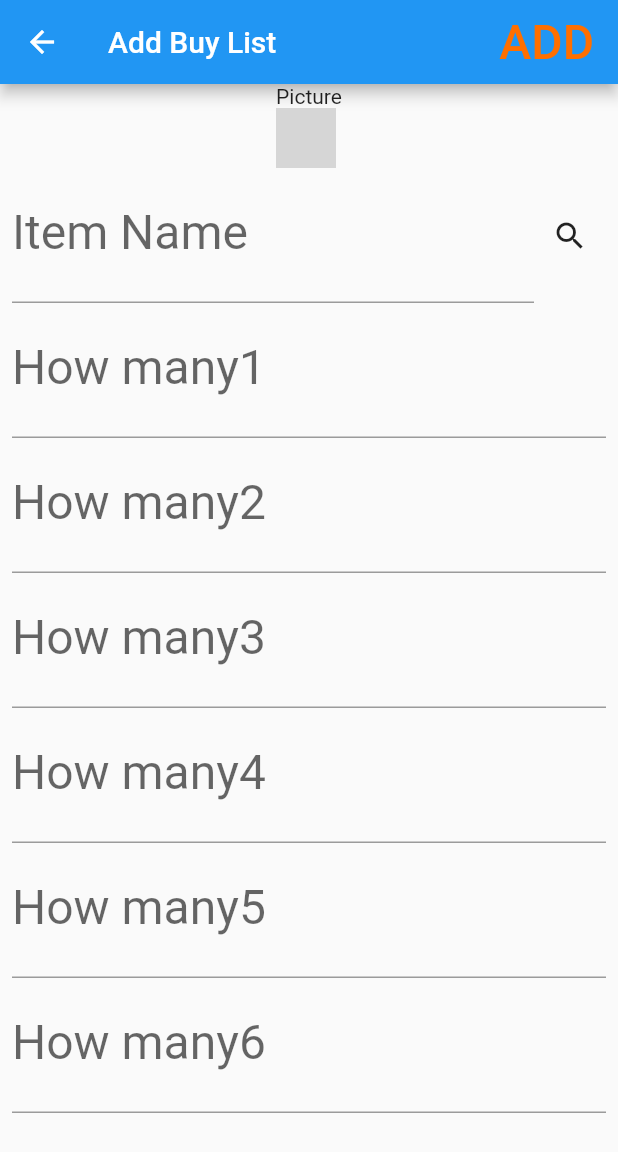
After one commit to K-SA10/flutter-my-app, a Flutter app: the AddView screen opened directly, on a phone screen of 412 x 824 dp. The commit adds this screen. Shown: the top 1152 px of the screen. Run offline on Flutter 3.47's test engine with Material 2 defaults, Android fonts, the phone set to English and light mode, and no system bars; our stand-ins replace firebase_database, google_sign_in; accounts and stored records are empty; grey boxes are pictures that could not be loaded.

Commit message:
追加ページを作成

```diff
--- /dev/null
+++ b/flutter_my_app/lib/Add.dart
@@ -0,0 +1,247 @@
+import 'dart:async';
+import 'dart:convert';
+
+import 'package:flutter/material.dart';
+import 'package:http/http.dart' as http;
+import 'package:flutter/foundation.dart';
+import 'package:flutter_my_app/GoogleSignIn.dart';
+import 'package:flutter_my_app/ItemList.dart';
+
+class AddView extends StatefulWidget {
+  @override
+  createState() => new AddViewState();
+}
+
+class AddViewState extends State<AddView> {
+
+  final TextEditingController _textController = new TextEditingController();
+  final TextEditingController _textController2 = new TextEditingController();
+  String gazou = null;
+
+  @override
+  Widget build(BuildContext context) {
+    return new Scaffold(
+      appBar: new AppBar(
+        title: new Text('Add Buy List'),
+        actions: <Widget>[
+          new FlatButton(
+            onPressed: _handlePushAdd,
+            child: new Text('ADD', style: new TextStyle(fontSize: 32.0)),
+            textColor: Colors.amber.shade900,
+          ),
+        ],
+      ),
+      body: new ListView(
+        children: <Widget>[
+          _buildTextComposer(),
+        ],
+      ),
+    );
+  }
+
+  Widget _buildTextComposer() {
+    return new Container(
+      margin: const EdgeInsets.symmetric(horizontal: 8.0),
+      child: new Column(
+        children: <Widget>[
+          new Container(
+            child: new Column(
+              crossAxisAlignment: CrossAxisAlignment.start,
+              mainAxisAlignment: MainAxisAlignment.start,
+              children: <Widget>[
+                new Text('Picture'),
+                gazou != null ?
+                new Image.network(gazou) :
+                new Image.asset(
+                  'images/lake.jpg',
+                  width: 40.0,
+                  height: 40.0,
+                ),
+              ],
+            ),
+          ),
+          new Container(
+            child: new Row(
+              children: <Widget>[
+                new Flexible(
+                    child: new TextField(
+                        style: new TextStyle(fontSize: 32.0, color: Colors.black),
+                        controller: _textController,
+                        onSubmitted: null,
+                        decoration:
+                        new InputDecoration(hintText: 'Item Name',labelText: 'Item Name')
+                    )
+                ),
+                new IconButton(
+                  icon: new Icon(Icons.search),
+                  onPressed: () => _handleSubmitted('aaa'),
+                ),
+              ],
+            ),
+          ),
+          new Container(
+            child: new Row(
+              children: <Widget>[
+                new Flexible(
+                    child: new TextField(
+                        style: new TextStyle(fontSize: 32.0, color: Colors.black),
+                        controller: _textController2,
+                        onSubmitted: null,
+                        decoration:
+                        new InputDecoration(hintText: 'How many',labelText: 'How many1')
+                    )
+                ),
+              ],
+            ),
+          ),
+          new Container(
+            child: new Row(
+              children: <Widget>[
+                new Flexible(
+                    child: new TextField(
+                        style: new TextStyle(fontSize: 32.0, color: Colors.black),
+                        controller: _textController2,
+                        onSubmitted: null,
+                        decoration:
+                        new InputDecoration(hintText: 'How many',labelText: 'How many2')
+                    )
+                ),
+              ],
+            ),
+          ),
+          new Container(
+            child: new Row(
+              children: <Widget>[
+                new Flexible(
+                    child: new TextField(
+                        style: new TextStyle(fontSize: 32.0, color: Colors.black),
+                        controller: _textController2,
+                        onSubmitted: null,
+                        decoration:
+                        new InputDecoration(hintText: 'How many',labelText: 'How many3')
+                    )
+                ),
+              ],
+            ),
+          ),
+          new Container(
+            child: new Row(
+              children: <Widget>[
+                new Flexible(
+                    child: new TextField(
+                        style: new TextStyle(fontSize: 32.0, color: Colors.black),
+                        controller: _textController2,
+                        onSubmitted: null,
+                        decoration:
+                        new InputDecoration(hintText: 'How many',labelText: 'How many4')
+                    )
+                ),
+              ],
+            ),
+          ),
+          new Container(
+            child: new Row(
+              children: <Widget>[
+                new Flexible(
+                    child: new TextField(
+                        style: new TextStyle(fontSize: 32.0, color: Colors.black),
+                        controller: _textController2,
+                        onSubmitted: null,
+                        decoration:
+                        new InputDecoration(hintText: 'How many',labelText: 'How many5')
+                    )
+                ),
+              ],
+            ),
+          ),
+          new Container(
+            child: new Row(
+              children: <Widget>[
+                new Flexible(
+                    child: new TextField(
+                        style: new TextStyle(fontSize: 32.0, color: Colors.black),
+                        controller: _textController2,
+                        onSubmitted: null,
+                        decoration:
+                        new InputDecoration(hintText: 'How many',labelText: 'How many6')
+                    )
+                ),
+              ],
+            ),
+          ),
+        ],
+      ),
+    );
+  }
+
+  void _handleSubmitted(String text) async {
+    await fetchItemSearchResult(new http.Client()).then((result) {
+
+    });
+  }
+  Future<Null> _handlePushAdd() async {
+    await ensureLoggedIn();
+    _pushAdd();
+  }
+
+  void _pushAdd() {
+    Navigator.pop(context);
+    reference.push().set({
+      'title': _textController.text,
+      'name': _textController.text,
+      'number': "0",
+      'gazou': gazou,
+      'hyouka': "0",
+      'category': null,
+      'group': null,
+      'publishedDate': '2018/4/20',
+      'isbn13': '4987654321012',
+      'memo':null,
+    });
+    _textController.clear();
+  }
+}
+
+class ItemSearchResult {
+  String title;
+  String thumbnailUrl;
+  String authors;
+  String publisher;
+  String publishedDate;
+  String number;
+
+  ItemSearchResult({this.title, this.thumbnailUrl, this.authors, this.publisher, this.publishedDate, this.number});
+
+  static fromJson(jsonV) {
+    final data = json.decode(jsonV);
+    List<Map<String, Object>> itemList = data['items'];
+
+
+    return itemList.map((item) {
+      final itemSearchResult = new ItemSearchResult();
+      Map<String, Object> volumeInfoMap = item['volumeInfo'];
+      Map<String, Object> urlMap = volumeInfoMap['imageLinks'];
+      Map<String, Object> seriesInfoMap = volumeInfoMap['seriesInfo'];
+      List<String> authorsList = seriesInfoMap != null ? seriesInfoMap['authors'] : null;
+
+      itemSearchResult.title = volumeInfoMap['title'];
+//      itemSearchResult.authors = volumeInfoMap['authors'];
+      itemSearchResult.publisher = authorsList != null ? authorsList[0] : null;
+      itemSearchResult.publishedDate = volumeInfoMap['publishedDate'];
+      itemSearchResult.thumbnailUrl = urlMap != null ? urlMap['smallThumbnail'] : null;
+      itemSearchResult.number = seriesInfoMap != null ? seriesInfoMap['bookDisplayNumber'] : null;
+
+      return itemSearchResult;
+    }).toList();
+  }
+}
+
+Future<List<ItemSearchResult>> fetchItemSearchResult(http.Client client) async {
+  final response =
+  await client.get('https://www.googleapis.com/books/v1/volumes?q=one+piece');
+
+  return compute(parseItemSearchResult, response.body);
+}
+List<ItemSearchResult> parseItemSearchResult(String responseBody) {
+  return ItemSearchResult.fromJson(responseBody);
+}
--- /dev/null
+++ b/flutter_my_app/lib/Item.dart
@@ -0,0 +1,20 @@
+class Item {
+  String title;
+  String name;
+//  int number;       // 巻数
+  String number;       // 巻数
+  String gazou;     // サムネイル画像URL
+//  int hyouka;       // 自己評価
+  String hyouka;       // 自己評価
+  String category;  // マンガ、小説...etc
+  String group;     // 本のシリーズ名等（ユーザ任意）
+  String publishedDate;
+  String isbn13;    // ISBNコード（バーコード）
+  String memo;
+
+  Item(this.title, this.name, this.number,
+      this.gazou, this.hyouka, this.category,
+      this.group, this.publishedDate, this.isbn13,
+      this.memo);
+
+}
--- a/flutter_my_app/pubspec.yaml
+++ b/flutter_my_app/pubspec.yaml
@@ -4,6 +4,10 @@ description: A new Flutter application.
 dependencies:
   flutter:
     sdk: flutter
+  google_sign_in: "^3.0.4"
+  firebase_database: "^1.0.1"
+  http: "^0.11.3+16"
+#  firebase_auth: "^0.5.11"
 
   # The following adds the Cupertino Icons font to your application.
   # Use with the CupertinoIcons class for iOS style icons.
```
Also changed, not shown: flutter_my_app/lib/GoogleSignIn.dart (added, +24 -0 lines), flutter_my_app/lib/ItemList.dart (added, +162 -0 lines), flutter_my_app/lib/myapp.dart (+1 -56 lines), flutter_my_app/pubspec.lock.
